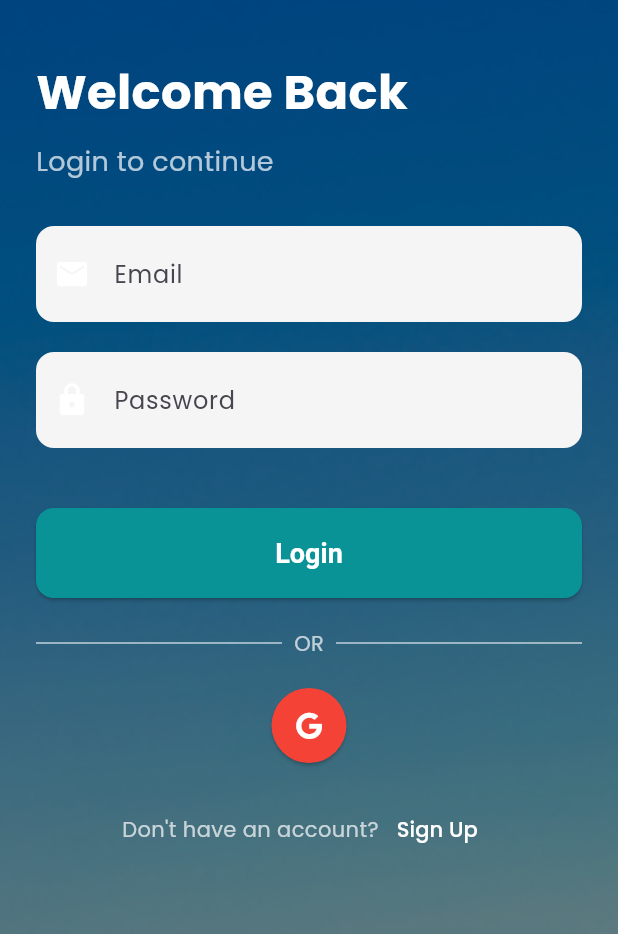
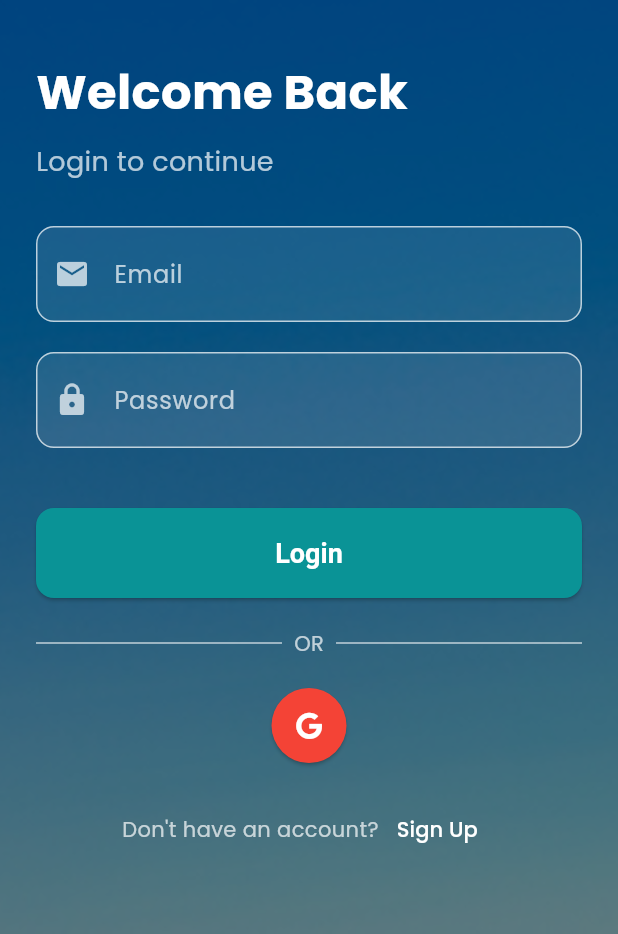
Before and after one commit to GhassanDaj/Parkly, a Flutter app: the screen it shows after launch, on a phone screen of 412 x 824 dp, the part 302-1236 px from its top. Run offline on Flutter 3.47's test engine with Material 3 defaults, Android fonts, the phone set to English and light mode, and no system bars; our stand-ins replace firebase_auth, firebase_core, font_awesome_flutter, google_fonts, google_sign_in; accounts and stored records are empty.

Commit message:
fixed text not showing up during sign in

```diff
--- a/lib/main.dart
+++ b/lib/main.dart
@@ -13,8 +13,6 @@ void main() async {
 }
 
 class ParklyApp extends StatelessWidget {
-  const ParklyApp({super.key});
-
   @override
   Widget build(BuildContext context) {
     return ChangeNotifierProvider<AuthProvider>(
@@ -23,19 +21,17 @@ class ParklyApp extends StatelessWidget {
         title: 'Parkly',
         debugShowCheckedModeBanner: false,
         theme: ThemeData(
-          primaryColor: const Color(0xFF0A9396),
-          hintColor: const Color(0xFF94D2BD),
+          primaryColor: Color(0xFF0A9396),
+          hintColor: Color(0xFF94D2BD),
           scaffoldBackgroundColor: Colors.white,
           textTheme: GoogleFonts.poppinsTextTheme(
-            Theme.of(context)
-                .textTheme
-                .apply(bodyColor: const Color(0xFF001219)),
+            Theme.of(context).textTheme.apply(bodyColor: Color(0xFF001219)),
           ),
           inputDecorationTheme: InputDecorationTheme(
             filled: true,
             fillColor: Colors.grey[100],
             contentPadding:
-                const EdgeInsets.symmetric(horizontal: 16.0, vertical: 20.0),
+                EdgeInsets.symmetric(horizontal: 16.0, vertical: 20.0),
             border: OutlineInputBorder(
               borderRadius: BorderRadius.circular(12.0),
               borderSide: BorderSide.none,
@@ -44,9 +40,8 @@ class ParklyApp extends StatelessWidget {
           elevatedButtonTheme: ElevatedButtonThemeData(
             style: ElevatedButton.styleFrom(
               foregroundColor: Colors.white,
-              backgroundColor: const Color(0xFF0A9396),
-              textStyle:
-                  const TextStyle(fontSize: 16, fontWeight: FontWeight.bold),
+              backgroundColor: Color(0xFF0A9396),
+              textStyle: TextStyle(fontSize: 16, fontWeight: FontWeight.bold),
               shape: RoundedRectangleBorder(
                 borderRadius: BorderRadius.circular(12.0),
               ),
--- a/lib/screens/login_page.dart
+++ b/lib/screens/login_page.dart
@@ -25,7 +25,26 @@ class LoginPageState extends State<LoginPage> {
   Widget build(BuildContext context) {
     final authProvider = Provider.of<AuthProvider>(context);
     return Scaffold(
-      body: Stack(
+      body: Theme(
+        data: Theme.of(context).copyWith(
+          inputDecorationTheme: InputDecorationTheme(
+            filled: true,
+            fillColor: Colors.white.withOpacity(0.1),
+            labelStyle: TextStyle(color: Colors.white70),
+            prefixIconColor: Colors.white70,
+            contentPadding:
+                EdgeInsets.symmetric(horizontal: 16.0, vertical: 20.0),
+            enabledBorder: OutlineInputBorder(
+              borderRadius: BorderRadius.circular(12.0),
+              borderSide: BorderSide(color: Colors.white70),
+            ),
+            focusedBorder: OutlineInputBorder(
+              borderRadius: BorderRadius.circular(12.0),
+              borderSide: BorderSide(color: Colors.white),
+            ),
+          ),
+        ),
+        child: Stack(
           children: [
             // Background Image
             Positioned.fill(
@@ -219,6 +238,7 @@ class LoginPageState extends State<LoginPage> {
               ),
           ],
         ),
+      ),
     );
   }
 }
--- a/lib/widgets/custom_text_field.dart
+++ b/lib/widgets/custom_text_field.dart
@@ -10,23 +10,35 @@ class CustomTextField extends StatelessWidget {
   final IconData? icon;
 
   const CustomTextField({
-    super.key,
+    Key? key,
     required this.label,
     this.isPassword = false,
     this.keyboardType = TextInputType.text,
     required this.onChanged,
     this.validator,
     this.icon,
-  });
+  }) : super(key: key);
 
   @override
   Widget build(BuildContext context) {
     return TextFormField(
       decoration: InputDecoration(
         labelText: label,
-        prefixIcon: icon != null ? Icon(icon, color: Colors.white) : null,
+        labelStyle: TextStyle(color: Colors.white70),
+        prefixIcon: icon != null ? Icon(icon, color: Colors.white70) : null,
+        filled: true,
+        fillColor:
+            Colors.white.withOpacity(0.1), // Semi-transparent dark background
+        enabledBorder: OutlineInputBorder(
+          borderRadius: BorderRadius.circular(12.0),
+          borderSide: BorderSide(color: Colors.white70),
+        ),
+        focusedBorder: OutlineInputBorder(
+          borderRadius: BorderRadius.circular(12.0),
+          borderSide: BorderSide(color: Colors.white),
+        ),
       ),
-      style: const TextStyle(color: Colors.white),
+      style: TextStyle(color: Colors.white), // Set text color to white
       obscureText: isPassword,
       keyboardType: keyboardType,
       validator: validator,
```
Lines whose indentation alone changed are shown as unchanged.
